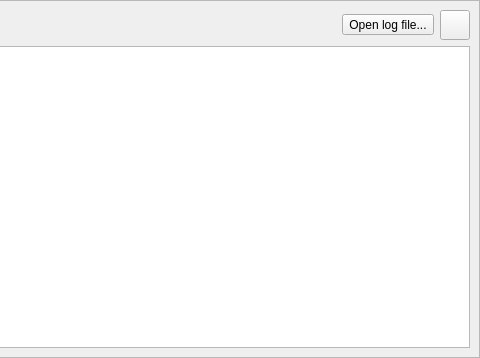
Above: resources/progress_details_widget.ui from shotgunsoftware/tk-multi-publish2 before the change; both pictures show x 216 to 696 and y 0 to 358 of the 696 by 358 pixel window. Below: the same form after it.
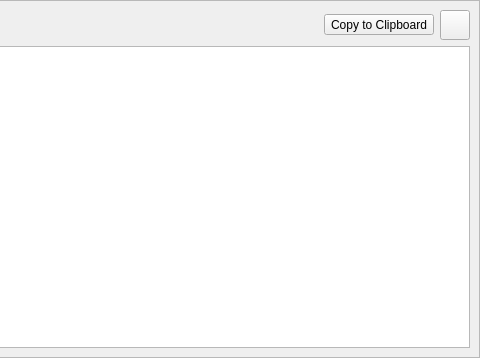
That is the form after the change. Icons and pictures are not drawn.

Commit message: added clipboard functionality

Patch:
```diff
--- a/resources/progress_details_widget.ui
+++ b/resources/progress_details_widget.ui
@@ -44,7 +44,7 @@
            <string>&lt;html&gt;&lt;head/&gt;&lt;body&gt;&lt;p&gt;Open the publisher's log file. The log file is useful for deeper debugging of publish issues. For issues involving Shotgun Support, please include a copy of this file when submitting a support request. &lt;/p&gt;&lt;/body&gt;&lt;/html&gt;</string>
           </property>
           <property name="text">
-           <string>Open log file...</string>
+           <string>Copy to Clipboard</string>
           </property>
           <property name="toolButtonStyle">
            <enum>Qt::ToolButtonTextOnly</enum>
```
Left out of the diff: 2 changed lines with no effect on the pictures. The commit also changes 29 other files.
